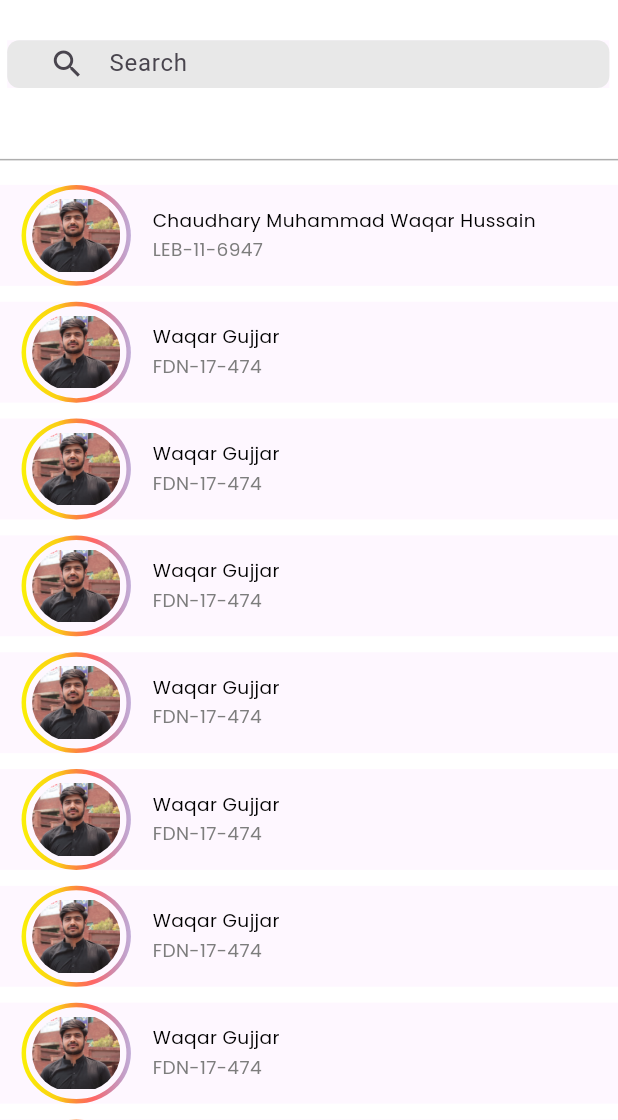
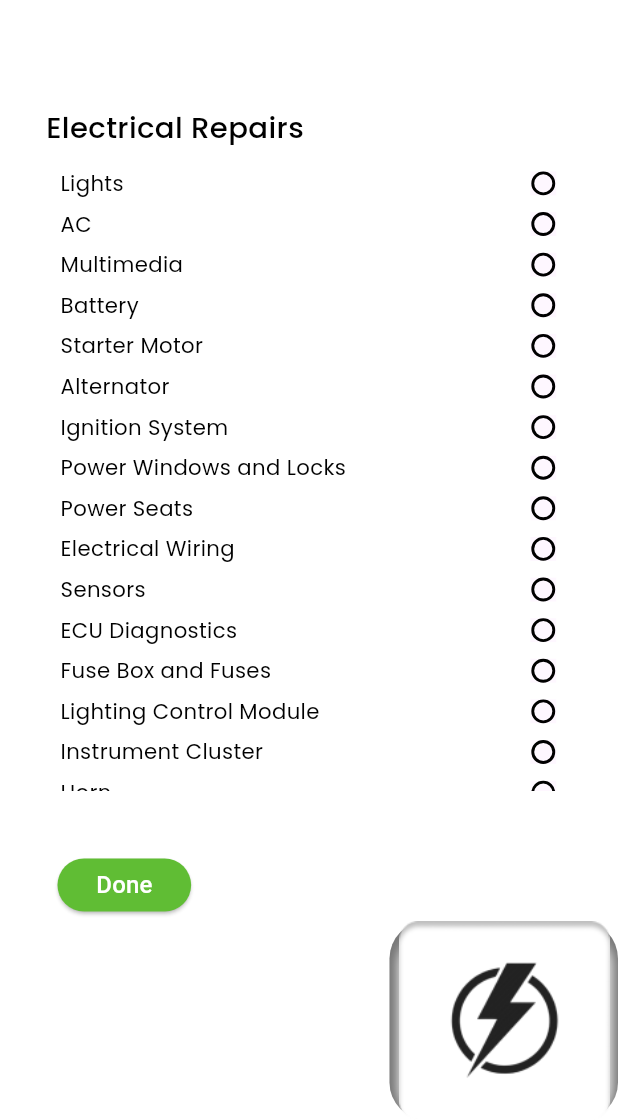
Before and after one commit to romanfarooq/final-year-project, a Flutter app: the screen it shows after launch, on a phone screen of 412 x 824 dp, the part 116-1236 px from its top. Run offline on Flutter 3.47's test engine with Material 3 defaults, Android fonts, the phone set to English and light mode, and no system bars; our stand-ins replace flutter_inset_box_shadow, flutter_rating_bar, flutter_svg.

Commit message:
completed workshops initial screen

```diff
--- a/lib/main.dart
+++ b/lib/main.dart
@@ -1,5 +1,9 @@
 
 import 'package:car_care/screens/car_care_requests.dart';
+import 'package:car_care/screens/denting_n_painting_services_vault.dart';
+import 'package:car_care/screens/electrical_services_vault.dart';
+import 'package:car_care/screens/mechanical_services_vault.dart';
+import 'package:car_care/screens/tire_services_vault.dart';
 import 'package:car_care/screens/vehicle_service_record.dart';
 import 'package:car_care/screens/workshop_clients.dart';
 import 'package:car_care/screens/workshop_homepage.dart';
@@ -28,7 +32,7 @@ class MyApp extends StatelessWidget {
         colorScheme: ColorScheme.fromSeed(seedColor: Colors.deepPurple),
         useMaterial3: true,
       ),
-      home: const WorkshopClients(),
+      home: const ElectricalServiceVault(),
       routes: AppRoutes.routes,
     );
   }
--- /dev/null
+++ b/lib/screens/electrical_services_vault.dart
@@ -0,0 +1,153 @@
+import 'package:flutter/material.dart' hide BoxDecoration, BoxShadow;
+import 'package:flutter_inset_box_shadow/flutter_inset_box_shadow.dart';
+import '../utils/figma_space_to_percentage.dart';
+import '../utils/image_constant.dart';
+import 'package:car_care/widgets/custom_textwithcheckbox.dart';
+
+class ElectricalServiceVault extends StatefulWidget {
+  const ElectricalServiceVault({Key? key}) : super(key: key);
+
+  @override
+  State<ElectricalServiceVault> createState() => _ElectricalServiceVaultState();
+}
+
+class _ElectricalServiceVaultState extends State<ElectricalServiceVault> {
+  @override
+  Widget build(BuildContext context) {
+    return Scaffold(
+      backgroundColor: Colors.white,
+      body: Column(
+        mainAxisAlignment: MainAxisAlignment.start,
+        crossAxisAlignment: CrossAxisAlignment.start,
+        children: [
+          SizedBox(
+            height: figmaSpaceToPercentage(55, context),
+          ),
+          Center(
+            child: Image.asset(
+              ImageConstant.carcare1,
+              height: 29,
+              width: 106,
+              alignment: Alignment.center,
+            ),
+          ),
+          SizedBox(
+            height: figmaSpaceToPercentage(80, context),
+          ),
+          Row(children: [
+            SizedBox(
+              width: figmaSpaceToPercentageWidth(32, context),
+            ),
+            Text(
+              'Electrical Repairs',
+              style: TextStyle(
+                  color: const Color.fromRGBO(0, 0, 0, 1),
+                  fontSize: figmaSpaceToPercentage(22, context),
+                  fontFamily: 'Poppins',
+                  fontWeight: FontWeight.w500,
+                  decoration: TextDecoration.none),
+            ),
+          ]),
+          SizedBox(
+            height: figmaSpaceToPercentage(15, context),
+          ),
+          Expanded(
+            child: SingleChildScrollView(
+              child: Column(
+                crossAxisAlignment: CrossAxisAlignment.end,
+                children: [
+                  TextWithCheckbox(text: 'Lights'),
+                  TextWithCheckbox(text: 'AC'),
+                  TextWithCheckbox(text: 'Multimedia'),
+                  TextWithCheckbox(text: 'Battery'),
+                  TextWithCheckbox(text: 'Starter Motor'),
+                  TextWithCheckbox(text: 'Alternator'),
+                  TextWithCheckbox(text: 'Ignition System'),
+                  TextWithCheckbox(text: 'Power Windows and Locks'),
+                  TextWithCheckbox(text: 'Power Seats'),
+                  TextWithCheckbox(text: 'Electrical Wiring'),
+                  TextWithCheckbox(text: 'Sensors'),
+                  TextWithCheckbox(text: 'ECU Diagnostics'),
+                  TextWithCheckbox(text: 'Fuse Box and Fuses'),
+                  TextWithCheckbox(text: 'Lighting Control Module'),
+                  TextWithCheckbox(text: 'Instrument Cluster'),
+                  TextWithCheckbox(text: 'Horn'),
+                  TextWithCheckbox(text: 'Power Steering'),
+                  TextWithCheckbox(text: 'Central Locking System'),
+                  TextWithCheckbox(text: 'Cruise Control'),
+                  TextWithCheckbox(text: 'Security and Alarm Systems'),
+                  TextWithCheckbox(text: 'Communication Systems'),
+                  TextWithCheckbox(text: 'Heated Seats and Mirrors'),
+                ],
+              ),
+            ),
+          ),
+          SizedBox(
+            height: figmaSpaceToPercentage(44, context),
+          ),
+          Row(
+
+            children: [
+              SizedBox(width: figmaSpaceToPercentageWidth(40, context)),
+              ElevatedButton(
+                onPressed: () {
+                  // Add your onPressed logic here
+                },
+                style: ElevatedButton.styleFrom(
+                  backgroundColor: const Color.fromRGBO(96, 189, 52, 1),
+                  shape: RoundedRectangleBorder(
+                    borderRadius: BorderRadius.circular(25),
+                  ),
+                  minimumSize: Size(
+                    figmaSpaceToPercentageWidth(93, context),
+                    figmaSpaceToPercentage(40, context),
+                  ), // Set the button's width and height
+                ),
+                child: const Text(
+                  "Done",
+                  textAlign: TextAlign.center,
+                  style: TextStyle(
+                    fontSize: 16,
+                    color: Colors.white,
+                  ), // Change the font size of the button text
+                ),
+              ),
+
+]
+          ),
+          Align(
+            alignment: Alignment.bottomRight,
+            child: Container(
+              width: figmaSpaceToPercentageWidth(159, context),
+              height: figmaSpaceToPercentage(150, context),
+              padding: const EdgeInsets.only(left: 1),
+              margin: const EdgeInsets.only(left: 1),
+              decoration: BoxDecoration(
+                color: const Color.fromRGBO(236, 236, 236, 0.77),
+                borderRadius: const BorderRadius.all(
+                  Radius.circular(25),
+                ),
+                boxShadow: [
+                  BoxShadow(
+                    color: Colors.black.withOpacity(0.5),
+                    spreadRadius: 5,
+                    blurRadius: 5,
+                    inset: true,
+                    offset: const Offset(1, 4),
+                  ),
+                ],
+              ),
+              child: Image.asset(
+                ImageConstant.electricalrepairs,
+                height: figmaSpaceToPercentage(150, context),
+                width: figmaSpaceToPercentageWidth(159, context),
+              ),
+            ),
+          ),
+
+
+        ],
+      ),
+    );
+  }
+}
--- /dev/null
+++ b/lib/widgets/custom_textwithcheckbox.dart
@@ -0,0 +1,67 @@
+import 'package:flutter/material.dart';
+import '../utils/figma_space_to_percentage.dart';
+class TextWithCheckbox extends StatefulWidget {
+  final String text;
+
+  const TextWithCheckbox({Key? key, required this.text}) : super(key: key);
+
+  @override
+  _TextWithCheckboxState createState() => _TextWithCheckboxState();
+}
+
+class _TextWithCheckboxState extends State<TextWithCheckbox> {
+  bool isChecked = false;
+
+  @override
+  Widget build(BuildContext context) {
+    return StatefulBuilder(
+      builder: (BuildContext context, StateSetter setState) {
+        return Padding(
+          padding: EdgeInsets.only(left: figmaSpaceToPercentageWidth(42, context), right:figmaSpaceToPercentageWidth(43, context) ),
+          child: Column(
+            children: <Widget>[
+              Row(
+                mainAxisAlignment: MainAxisAlignment.spaceBetween,
+                children: <Widget>[
+                  Text(
+                    widget.text,
+                    style: TextStyle(
+                      color: const Color.fromRGBO(0, 0, 0, 1),
+                      fontSize: figmaSpaceToPercentage(16, context),
+                      fontFamily: 'Poppins',
+                      fontWeight: FontWeight.w400,
+                      decoration: TextDecoration.none
+                    ),
+                  ),
+                  Material(
+                    child: InkWell(
+                      onTap: () {
+                        setState(() {
+                          isChecked = !isChecked;
+                          print('$isChecked');
+                        });
+                      },
+                      child: Container(
+                        width: figmaSpaceToPercentageWidth(18, context),
+                        height: figmaSpaceToPercentage(18, context),
+                        decoration: BoxDecoration(
+                          shape: BoxShape.circle,
+                          border: Border.all(
+                            color: isChecked ? Colors.transparent : Colors.black,
+                            width: figmaSpaceToPercentageWidth(2, context),
+                          ),
+                          color: isChecked ? Color.fromRGBO(96, 189, 52, 1) : Colors.transparent,
+                        ),
+                      ),
+                    ),
+                  ),
+                ],
+              ),
+              SizedBox(height: figmaSpaceToPercentage(8, context)), // Add 10 pixels of height between widgets
+            ],
+          ),
+        );
+      },
+    );
+  }
+}
```
Also changed, not shown: lib/screens/denting_n_painting_services_vault.dart (added, +149 -0 lines), lib/screens/mechanical_services_vault.dart (added, +153 -0 lines), lib/screens/tire_services_vault.dart (added, +152 -0 lines).
